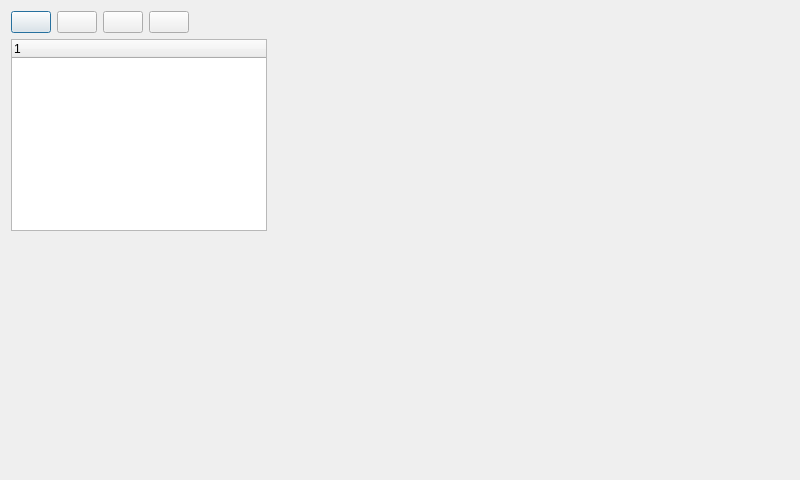
This is src/ui/change_fixtures.ui in Lenium37/SigLight as Qt 5 draws it before an edit. The edited form follows.
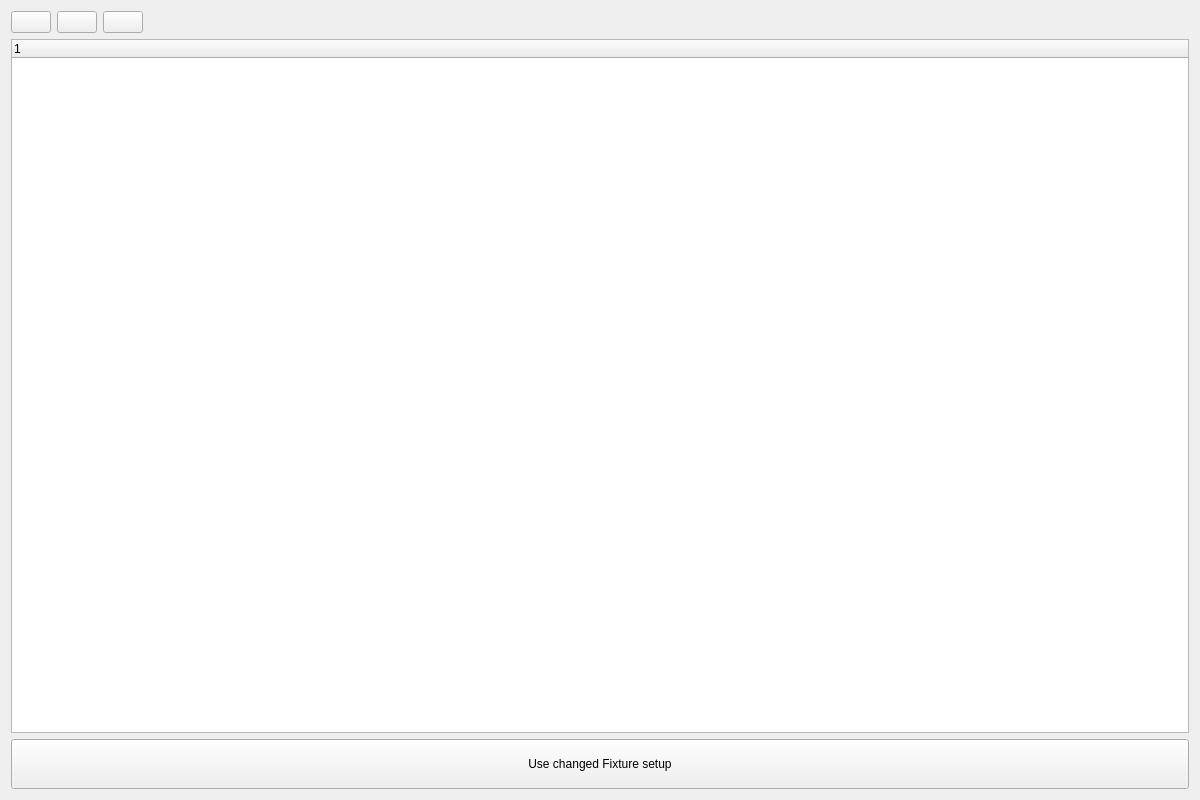
This is the edited form. Icons and pictures are not drawn.

Commit message: added functionality to change the fixture setup for each newly added song

Patch:
```diff
--- a/src/ui/change_fixtures.ui
+++ b/src/ui/change_fixtures.ui
@@ -1,19 +1,19 @@
 <?xml version="1.0" encoding="UTF-8"?>
 <ui version="4.0">
  <class>ChangeFixtures</class>
- <widget class="QDialog" name="ChangeFixtures">
+ <widget class="QMainWindow" name="ChangeFixtures">
   <property name="geometry">
    <rect>
     <x>0</x>
     <y>0</y>
-    <width>800</width>
-    <height>480</height>
+    <width>1200</width>
+    <height>800</height>
    </rect>
   </property>
   <property name="minimumSize">
    <size>
-    <width>800</width>
-    <height>480</height>
+    <width>1200</width>
+    <height>800</height>
    </size>
   </property>
   <property name="windowTitle">
@@ -37,17 +37,6 @@
         </property>
        </widget>
       </item>
-      <item>
-       <widget class="QPushButton" name="create_fixture_button">
-        <property name="text">
-         <string/>
-        </property>
-        <property name="icon">
-         <iconset resource="resources/resources.qrc">
-          <normaloff>:/icons_svg/svg/editor.svg</normaloff>:/icons_svg/svg/editor.svg</iconset>
-        </property>
-       </widget>
-      </item>
       <item>
        <widget class="QPushButton" name="edit_fixture">
         <property name="text">
@@ -116,6 +105,24 @@
       </item>
      </layout>
     </item>
+	<item>
+
+     <layout class="QHBoxLayout" name="horizontalLayout_4">
+       <item>
+	    <widget class="QPushButton" name="use_changed_fixtures">
+	    <property name="text">
+	      <string>Use changed Fixture setup</string>
+	  	</property>
+		<property name="minimumSize">
+		 <size>
+		  <width>300</width>
+		  <height>50</height>
+		 </size>
+		</property>
+	    </widget>
+	  </item>
+     </layout>
+	</item>
    </layout>
   </widget>
  </widget>
```
The commit also changes 7 other files.
